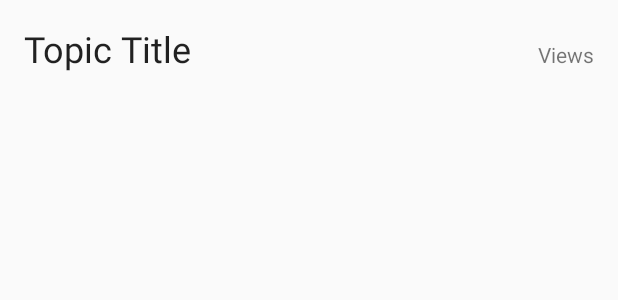
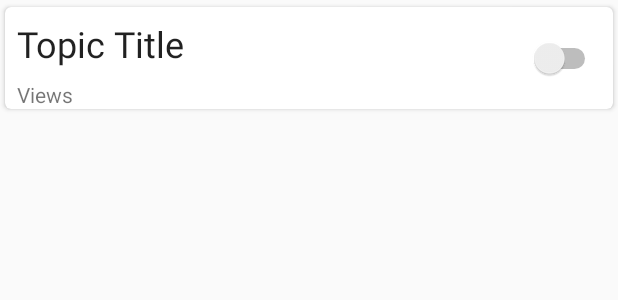
Before and after one commit to tkamat/Youwatch, an Android app: the layout list_item_topic.xml on its own in the app's theme, with its tools: preview values and no code run, on a phone screen of 412 x 824 dp. Shown: the top 300 px of the screen. Run offline under Robolectric (Android 15) with nearby library versions, the phone set to English and light mode, and no system bars.

Commit message:
Changed RecyclerView to show CardViews

```diff
--- a/app/build.gradle
+++ b/app/build.gradle
@@ -30,4 +30,5 @@ dependencies {
     compile 'com.android.support.constraint:constraint-layout:1.0.2'
 
     compile 'com.android.support:design:26.+'
+    compile 'com.android.support:cardview-v7:26.+'
 }
--- a/app/src/main/AndroidManifest.xml
+++ b/app/src/main/AndroidManifest.xml
@@ -9,7 +9,8 @@
                  android:roundIcon="@mipmap/ic_launcher_round"
                  android:supportsRtl="true"
                  android:theme="@style/AppTheme">
-        <activity android:name="com.tkamat.android.cyou.TopicPickerActivity">
+        <activity android:name="com.tkamat.android.cyou.TopicPickerActivity"
+                  android:parentActivityName=".TopicRecyclerActivity">
         </activity>
         <activity android:name="com.tkamat.android.cyou.TopicRecyclerActivity">
             <intent-filter>
--- a/app/src/main/java/com/tkamat/android/cyou/TopicRecyclerFragment.java
+++ b/app/src/main/java/com/tkamat/android/cyou/TopicRecyclerFragment.java
@@ -3,7 +3,9 @@ package com.tkamat.android.cyou;
 import android.content.Intent;
 import android.os.Bundle;
 import android.support.annotation.Nullable;
+import android.support.constraint.ConstraintLayout;
 import android.support.v4.app.Fragment;
+import android.support.v7.widget.CardView;
 import android.support.v7.widget.LinearLayoutManager;
 import android.support.v7.widget.RecyclerView;
 import android.view.LayoutInflater;
@@ -54,28 +56,30 @@ public class TopicRecyclerFragment extends Fragment {
         }
     }
 
-    private class TopicHolder extends RecyclerView.ViewHolder implements View.OnClickListener {
+    private class TopicHolder extends RecyclerView.ViewHolder {
         private Topic mTopic;
         private TextView mTopicText;
         private TextView mMinimumViews;
+        private ConstraintLayout mConstraintLayout;
 
         public TopicHolder(LayoutInflater inflater, ViewGroup parent) {
             super(inflater.inflate(R.layout.list_item_topic, parent, false));
             mTopicText = (TextView) itemView.findViewById(R.id.topic_text);
             mMinimumViews = (TextView) itemView.findViewById(R.id.minimum_views);
-            itemView.setOnClickListener(this);
+            mConstraintLayout = (ConstraintLayout) itemView.findViewById(R.id.constraint_layout);
+            mConstraintLayout.setOnClickListener(new View.OnClickListener() {
+                @Override
+                public void onClick(View view) {
+                    Intent intent = TopicPickerActivity.newIntent(getActivity(), mTopic.getmID());
+                    startActivity(intent);
+                }
+            });
         }
 
         public void bind(Topic topic) {
             mTopic = topic;
             mTopicText.setText(mTopic.getmTopicName());
             mMinimumViews.setText(mTopic.getmMinViews() + " views minimum");
-        }
-
-        @Override
-        public void onClick(View view) {
-            Intent intent = TopicPickerActivity.newIntent(getActivity(), mTopic.getmID());
-            startActivity(intent);
         }
     }
 
--- a/app/src/main/res/layout/list_item_topic.xml
+++ b/app/src/main/res/layout/list_item_topic.xml
@@ -1,28 +1,52 @@
 <?xml version="1.0" encoding="utf-8"?>
-<android.support.constraint.ConstraintLayout xmlns:app="http://schemas.android.com/apk/res-auto" android:layout_height="wrap_content"
+
+<LinearLayout xmlns:android="http://schemas.android.com/apk/res/android"
+              xmlns:tools="http://schemas.android.com/tools"
+              android:id="@+id/list_item_topic"
+              xmlns:card_view="http://schemas.android.com/apk/res-auto" android:layout_height="wrap_content" android:layout_width="match_parent">
+
+    <android.support.v7.widget.CardView
+            xmlns:card_view="http://schemas.android.com/apk/res-auto"
+            android:id="@+id/card_view"
+            android:layout_gravity="center"
             android:layout_width="match_parent"
-                                             xmlns:android="http://schemas.android.com/apk/res/android"
-                                             xmlns:tools="http://schemas.android.com/tools"
+            android:layout_height="wrap_content"
+            card_view:cardUseCompatPadding="true"
+            card_view:cardCornerRadius="4dp" card_view:cardBackgroundColor="@color/cardview_light_background">
+
+        <android.support.constraint.ConstraintLayout xmlns:app="http://schemas.android.com/apk/res-auto"
+                                                     android:layout_height="wrap_content"
+                                                     android:layout_width="match_parent"
+                                                     android:id="@+id/constraint_layout"
                                                      android:orientation="vertical"
                                                      android:clickable="true"
                                                      android:focusable="true"
-                                             android:background="?android:attr/selectableItemBackground"
->
-
+                                                     android:background="?android:attr/selectableItemBackground">
             <TextView
                     android:text="Topic Title"
                     android:layout_width="wrap_content"
                     android:layout_height="wrap_content"
-            android:id="@+id/topic_text" app:layout_constraintTop_toTopOf="parent"
-            android:layout_marginTop="16dp" android:layout_marginLeft="16dp"
-            app:layout_constraintLeft_toLeftOf="parent"
+                    android:id="@+id/topic_text"
                     android:textAppearance="@style/TextAppearance.AppCompat.Headline"
-            app:layout_constraintBottom_toBottomOf="parent" android:layout_marginBottom="8dp"/>
+                    android:layout_marginLeft="8dp"
+                    app:layout_constraintLeft_toLeftOf="parent" app:layout_constraintTop_toTopOf="parent"
+                    android:layout_marginTop="8dp"/>
             <TextView
                     android:text="Views"
                     android:layout_width="wrap_content"
-            android:layout_height="wrap_content" app:layout_constraintTop_toTopOf="parent"
-            app:layout_constraintBottom_toBottomOf="parent"
-            android:id="@+id/minimum_views" android:layout_marginRight="16dp"
-            app:layout_constraintRight_toRightOf="parent" android:layout_marginTop="16dp"/>
+                    android:layout_height="wrap_content"
+                    android:id="@+id/minimum_views"
+                    android:layout_marginTop="8dp"
+                    app:layout_constraintTop_toBottomOf="@+id/topic_text" android:layout_marginLeft="8dp"
+                    app:layout_constraintLeft_toLeftOf="parent"/>
+            <Switch
+                    android:layout_width="wrap_content"
+                    android:layout_height="wrap_content"
+                    android:id="@+id/switch1" android:layout_marginRight="8dp"
+                    app:layout_constraintRight_toRightOf="parent" app:layout_constraintTop_toTopOf="parent"
+                    android:layout_marginTop="8dp" app:layout_constraintBottom_toBottomOf="parent"
+                    android:layout_marginBottom="8dp"/>
+
         </android.support.constraint.ConstraintLayout>
+    </android.support.v7.widget.CardView>
+</LinearLayout>
```
Lines whose indentation alone changed are shown as unchanged.
